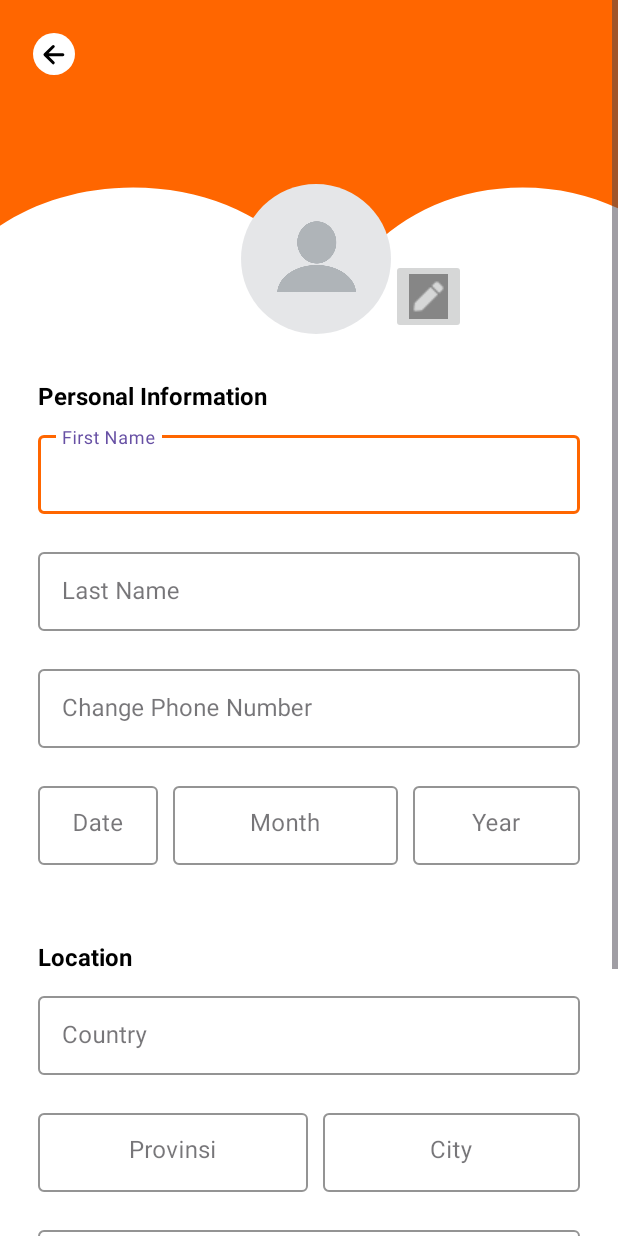
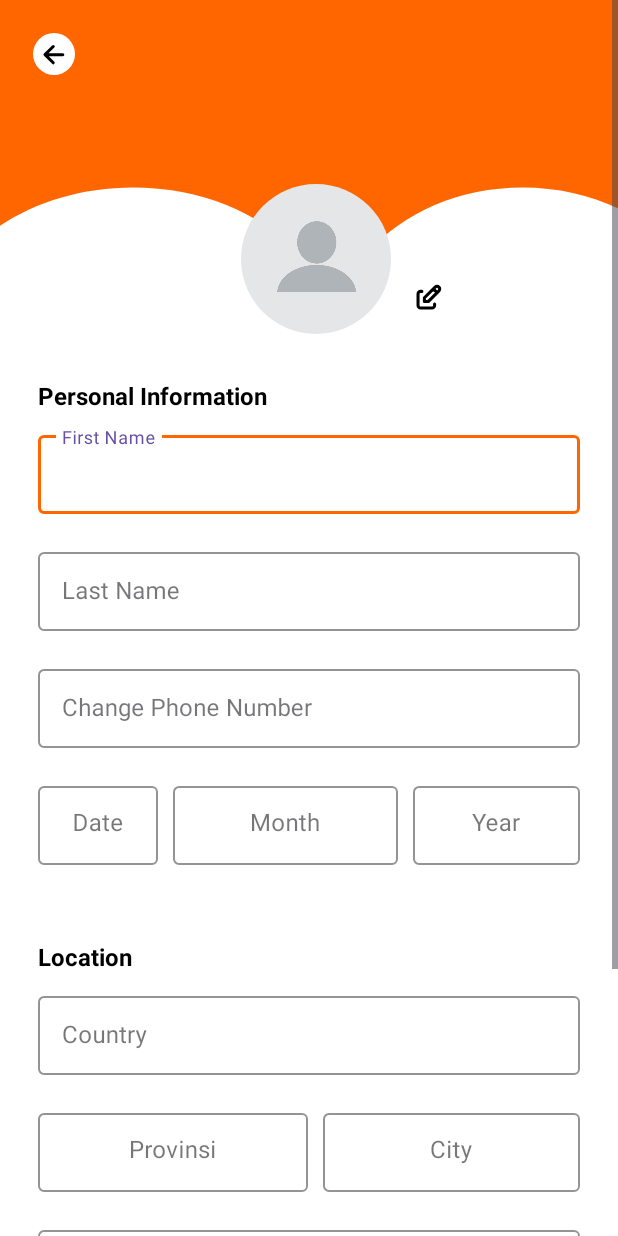
Before and after one commit to yyacyn/poultrylink-mobile, an Android app: the EditProfilActivity screen opened directly, with no data from a screen before it, on a phone screen of 412 x 824 dp. Run offline under Robolectric (Android 15) with nearby library versions, the phone set to English and light mode, and no system bars; our stand-ins replace CircleImageView; libraries missing offline, so code that uses them is left out: io.github.jan.supabase; pictures from the network do not load; 3 statements that could not run were skipped.

Commit message:
update edit_profil.xml

```diff
--- a/app/src/main/res/layout/edit_profil.xml
+++ b/app/src/main/res/layout/edit_profil.xml
@@ -57,8 +57,9 @@
                 android:cropToPadding="true"
                 android:layout_width="50dp"
                 android:layout_height="50dp"
+                android:background="@android:color/transparent"
                 android:layout_marginTop="25dp"
-                android:src="@drawable/editpfp"
+                android:src="@drawable/edit"
                 />
         </LinearLayout>
     </LinearLayout>
```
